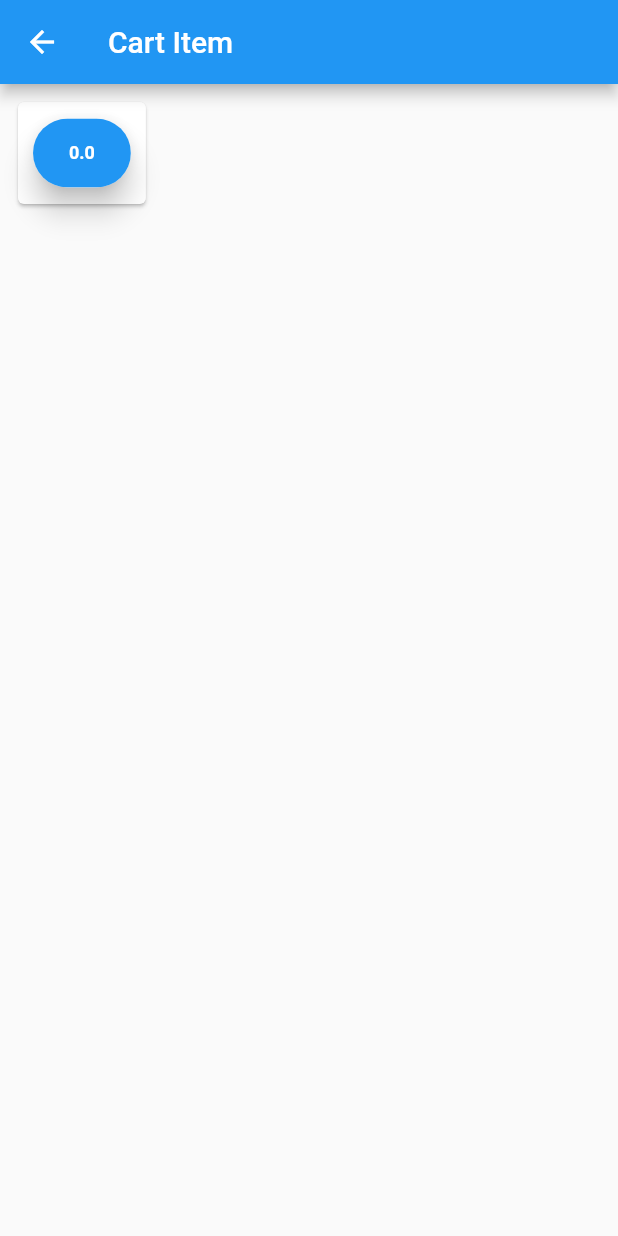
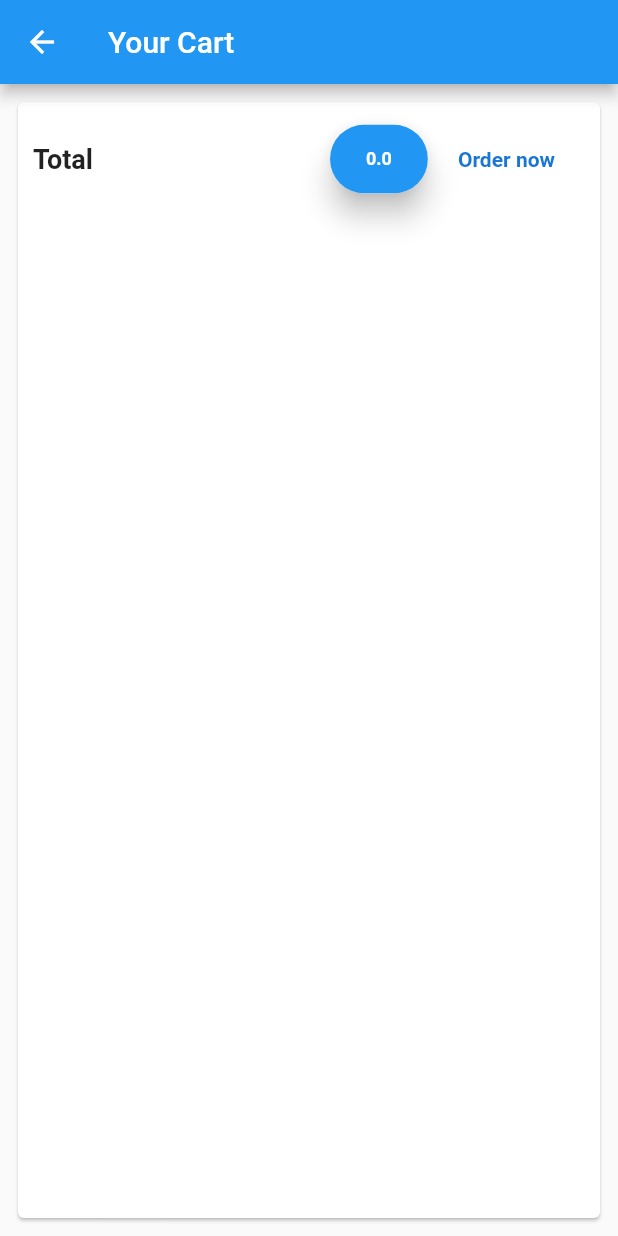
Before and after one commit to ArvindMewada/online-shop, a Flutter app: the CartItemScreen screen opened by its route, on a phone screen of 412 x 824 dp. Run offline on Flutter 3.47's test engine with Material 2 defaults, Android fonts, the phone set to English and light mode, and no system bars.

Commit message:
cart item total price and show slected cart item is done

```diff
--- a/lib/screens/cart_item_screen.dart
+++ b/lib/screens/cart_item_screen.dart
@@ -1,6 +1,7 @@
 import 'package:flutter/material.dart';
-import 'package:online_shop/providers/cart.dart';
+import 'package:online_shop/providers/cart.dart' show Cart;
 import 'package:provider/provider.dart';
+import '../widgets/cart_item.dart';
 
 class CartItemScreen extends StatelessWidget {
   static const String routeName = "/cart-item";
@@ -10,14 +11,24 @@ class CartItemScreen extends StatelessWidget {
     final cart = Provider.of<Cart>(context, listen: false);
     return Scaffold(
       appBar: AppBar(
-        title: Text("Cart Item"),
+        title: Text("Your Cart"),
       ),
         body: SafeArea(
       child: Card(
         margin: EdgeInsets.all(12.0),
         child: Padding(
           padding: EdgeInsets.all(10.0),
-          child: Chip(
+          child: Column(
+            mainAxisAlignment: MainAxisAlignment.start,
+            children: [
+              Row(
+                mainAxisAlignment: MainAxisAlignment.spaceBetween,
+                crossAxisAlignment: CrossAxisAlignment.center,
+                children: [
+                  Text("Total", textAlign: TextAlign.center,style: TextStyle(fontWeight: FontWeight.bold, fontSize: 18),),
+                  SizedBox(width: 8,),
+                  Spacer(),
+                  Chip(
                     padding: EdgeInsets.all(16.0),
                     backgroundColor: Theme.of(context).accentColor,
                     elevation: 8.0,
@@ -30,6 +41,30 @@ class CartItemScreen extends StatelessWidget {
                       textAlign: TextAlign.center,
                     ),
                   ),
+                  TextButton(
+                    onPressed: (){
+
+                    },
+                    child: Padding(
+                      padding: const EdgeInsets.all(12.0),
+                      child: Text("Order now", style: TextStyle(fontSize: 14,
+                          fontWeight: FontWeight.bold, color: Theme.of(context).primaryColorDark),),
+                    ),
+                  ),
+                ],
+              ),
+              SizedBox(height: 8.0,),
+              Expanded(child: ListView.builder(
+                itemCount: cart.items.length,
+                itemBuilder: (ctx, i) => CartItem(
+                  title: cart.items.values.toList()[i].title,
+                  id: cart.items.values.toList()[i].id,
+                  price: cart.items.values.toList()[i].price,
+                    quantity: cart.items.values.toList()[i].quantity,
+                ),
+              )),
+            ],
+          ),
         ),
       ),
     ));
--- a/lib/screens/product_overview_screen.dart
+++ b/lib/screens/product_overview_screen.dart
@@ -1,6 +1,6 @@
 import 'package:flutter/material.dart';
 import 'package:online_shop/providers/cart.dart';
-import 'package:online_shop/widgets/Badge.dart';
+import 'package:online_shop/widgets/badge.dart';
 import 'package:online_shop/widgets/product_grid.dart';
 import 'package:provider/provider.dart';
 import '../screens/cart_item_screen.dart';
```
Also changed, not shown: lib/widgets/cart_item.dart (added, +41 -0 lines), lib/widgets/badge.dart (renamed from lib/widgets/Badge.dart). Lines whose indentation alone changed are shown as unchanged.
